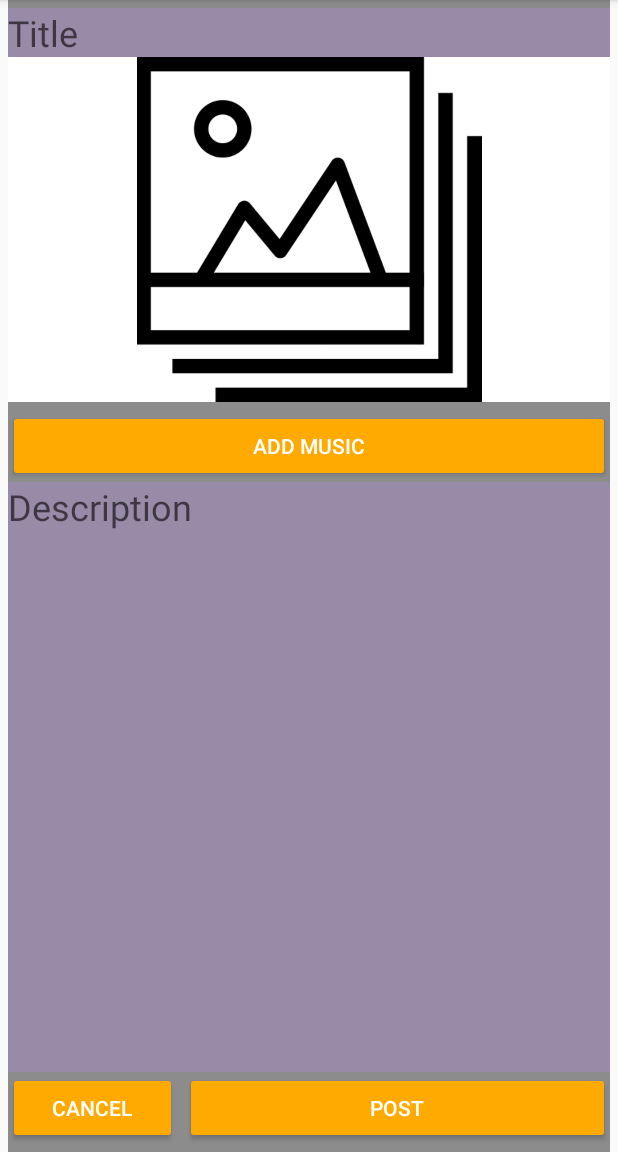
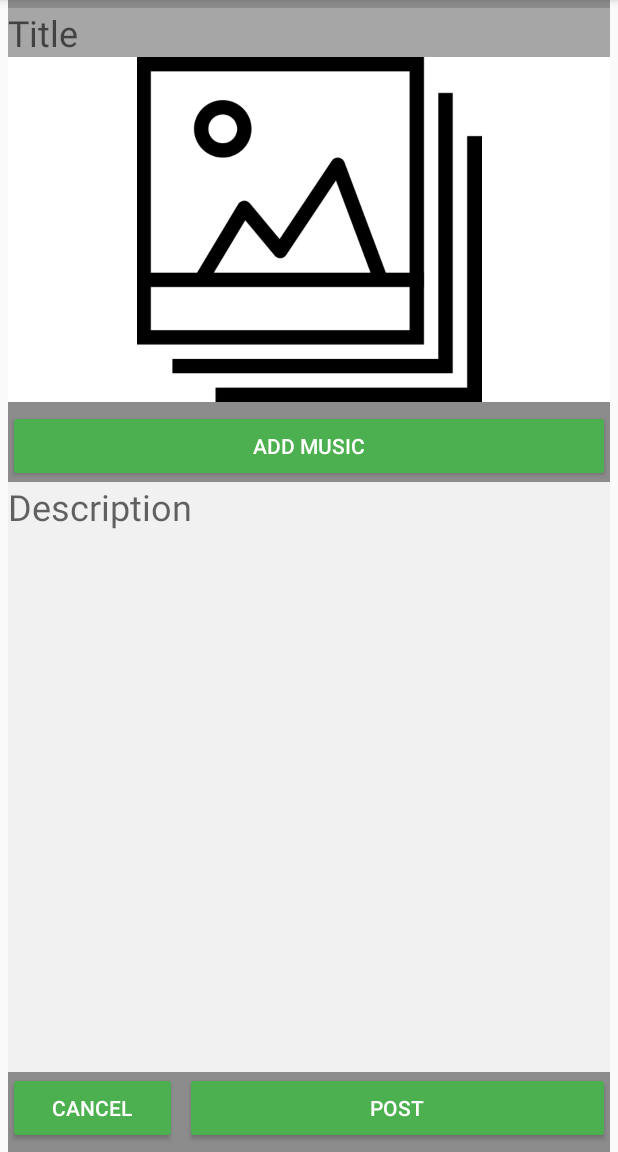
Before and after one commit to KiborgBipBop/PMU-Files, an Android app: the AddFragmentActivity screen opened directly, with no data from a screen before it, on a phone screen of 412 x 824 dp, the part 84-1236 px from its top. Run offline under Robolectric (Android 15) with nearby library versions, the phone set to English and light mode, and no system bars; pictures from the network do not load.

Commit message:
Minor layout color changes

```diff
--- a/Files-ASLab5--main/FilesAndroid/app/src/main/res/layout/activity_add_fragment.xml
+++ b/Files-ASLab5--main/FilesAndroid/app/src/main/res/layout/activity_add_fragment.xml
@@ -88,7 +88,7 @@
         android:importantForAutofill="no"
         android:inputType="textMultiLine"
         android:textSize="24sp"
-        android:background="#40FFFFFF"
+        android:background="#7B8570"
         app:layout_constraintBottom_toTopOf="@+id/linearLayout"
         app:layout_constraintEnd_toEndOf="parent"
         android:backgroundTint="@color/purple_200"
--- a/Files-ASLab5--main/FilesAndroid/app/src/main/res/layout/activity_main.xml
+++ b/Files-ASLab5--main/FilesAndroid/app/src/main/res/layout/activity_main.xml
@@ -4,7 +4,7 @@
     xmlns:tools="http://schemas.android.com/tools"
     android:layout_width="match_parent"
     android:layout_height="match_parent"
-    android:background="#9E9E9E"
+    android:background="@color/purple_200"
     android:orientation="vertical"
     android:screenOrientation="portrait"
     tools:context=".MainActivity">
--- a/Files-ASLab5--main/FilesAndroid/app/src/main/res/layout/activity_open_post.xml
+++ b/Files-ASLab5--main/FilesAndroid/app/src/main/res/layout/activity_open_post.xml
@@ -6,7 +6,7 @@
     android:layout_height="match_parent"
     android:layout_gravity="center_horizontal"
     android:layout_marginHorizontal="5dp"
-    android:background="#989898"
+    android:background="@color/purple_200"
     tools:context=".AddFragmentActivity">
 
     <TextView
--- a/Files-ASLab5--main/FilesAndroid/app/src/main/res/layout/activity_sign_up.xml
+++ b/Files-ASLab5--main/FilesAndroid/app/src/main/res/layout/activity_sign_up.xml
@@ -158,7 +158,6 @@
         android:layout_width="wrap_content"
         android:layout_height="wrap_content"
         android:text="Sing up"
-        android:textColor="#FFFFFF"
         android:textSize="54sp"
         app:layout_constraintBottom_toTopOf="@+id/signUpName"
         app:layout_constraintEnd_toEndOf="parent"
--- a/Files-ASLab5--main/FilesAndroid/app/src/main/res/values/colors.xml
+++ b/Files-ASLab5--main/FilesAndroid/app/src/main/res/values/colors.xml
@@ -1,11 +1,11 @@
 <?xml version="1.0" encoding="utf-8"?>
 <resources>
-    <color name="purple_200">#FFBB86FC</color>
+    <color name="purple_200">#F1F1F1</color>
     <color name="purple_500">#FF6200EE</color>
     <color name="purple_700">#FF3700B3</color>
     <color name="teal_200">#FF03DAC5</color>
     <color name="teal_700">#FF018786</color>
     <color name="black">#FF000000</color>
-    <color name="myColor">#ffaa00</color>
+    <color name="myColor">#4CAF50</color>
     <color name="white">#FFFFFFFF</color>
 </resources>
```
